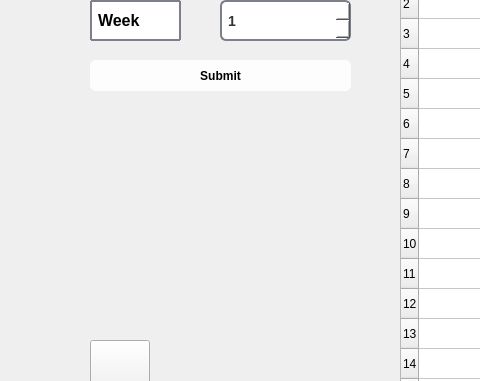
Qt form UI/main-landscape-high-finalv3.ui (nazzhrf/PGC-inverter-onsite) before a commit; both pictures show x 0 to 480 and y 320 to 701 of the 1378 by 849 pixel window.
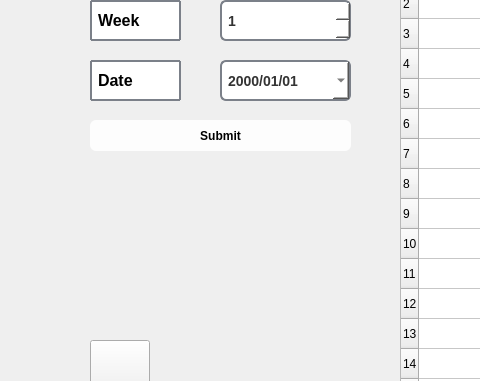
The same form after that commit. The open tabs and pages were chosen to show the change. Icons and pictures are not drawn.

Commit message: Add date picker in v3 ui

Diff of the .ui file:
```diff
--- a/UI/main-landscape-high-finalv3.ui
+++ b/UI/main-landscape-high-finalv3.ui
@@ -4076,7 +4076,7 @@
       <property name="geometry">
        <rect>
         <x>20</x>
-        <y>210</y>
+        <y>270</y>
         <width>261</width>
         <height>31</height>
        </rect>
@@ -4109,9 +4109,9 @@
       <property name="geometry">
        <rect>
         <x>20</x>
-        <y>260</y>
+        <y>320</y>
         <width>261</width>
-        <height>211</height>
+        <height>151</height>
        </rect>
       </property>
      </widget>
@@ -4272,6 +4272,83 @@
        </size>
       </property>
      </widget>
+     <widget class="QLabel" name="chooseDate">
+      <property name="geometry">
+       <rect>
+        <x>20</x>
+        <y>210</y>
+        <width>91</width>
+        <height>41</height>
+       </rect>
+      </property>
+      <property name="font">
+       <font>
+        <pointsize>12</pointsize>
+        <weight>75</weight>
+        <bold>true</bold>
+       </font>
+      </property>
+      <property name="styleSheet">
+       <string notr="true">#chooseYearMonth, #chooseWeek, #chooseDate {
+    border: 2px solid #4CAF50;
+    border-radius: 1px;
+    padding: 2px;
+	background-color: rgb(255, 255, 255);
+	border-color: rgb(123, 128, 137);
+}
+</string>
+      </property>
+      <property name="text">
+       <string>Date</string>
+      </property>
+      <property name="wordWrap">
+       <bool>true</bool>
+      </property>
+     </widget>
+     <widget class="QDateEdit" name="dateEdit_2">
+      <property name="geometry">
+       <rect>
+        <x>150</x>
+        <y>210</y>
+        <width>131</width>
+        <height>41</height>
+       </rect>
+      </property>
+      <property name="font">
+       <font>
+        <pointsize>-1</pointsize>
+        <weight>75</weight>
+        <bold>true</bold>
+       </font>
+      </property>
+      <property name="styleSheet">
+       <string notr="true">#QDateTimeEdit, QDateEdit, QSpinBox {
+    border: 2px solid #2E8B57;
+    border-radius: 6px;
+    padding: 4px;
+    background-color: #ffffff;
+    color: #333333;
+    font-size: 14px;
+    border-color: rgb(123, 128, 137);
+}</string>
+      </property>
+      <property name="maximumDateTime">
+       <datetime>
+        <hour>23</hour>
+        <minute>59</minute>
+        <second>59</second>
+        <year>9999</year>
+        <month>12</month>
+        <day>30</day>
+       </datetime>
+      </property>
+      <property name="displayFormat">
+       <string>yyyy/MM/dd</string>
+      </property>
+      <property name="calendarPopup">
+       <bool>true</bool>
+      </property>
+     </widget>
     </widget>
    </widget>
    <widget class="QLabel" name="actualTime">
```
Left out of the diff: 2 changed lines with no effect on the pictures. The commit also changes 2 other files.
